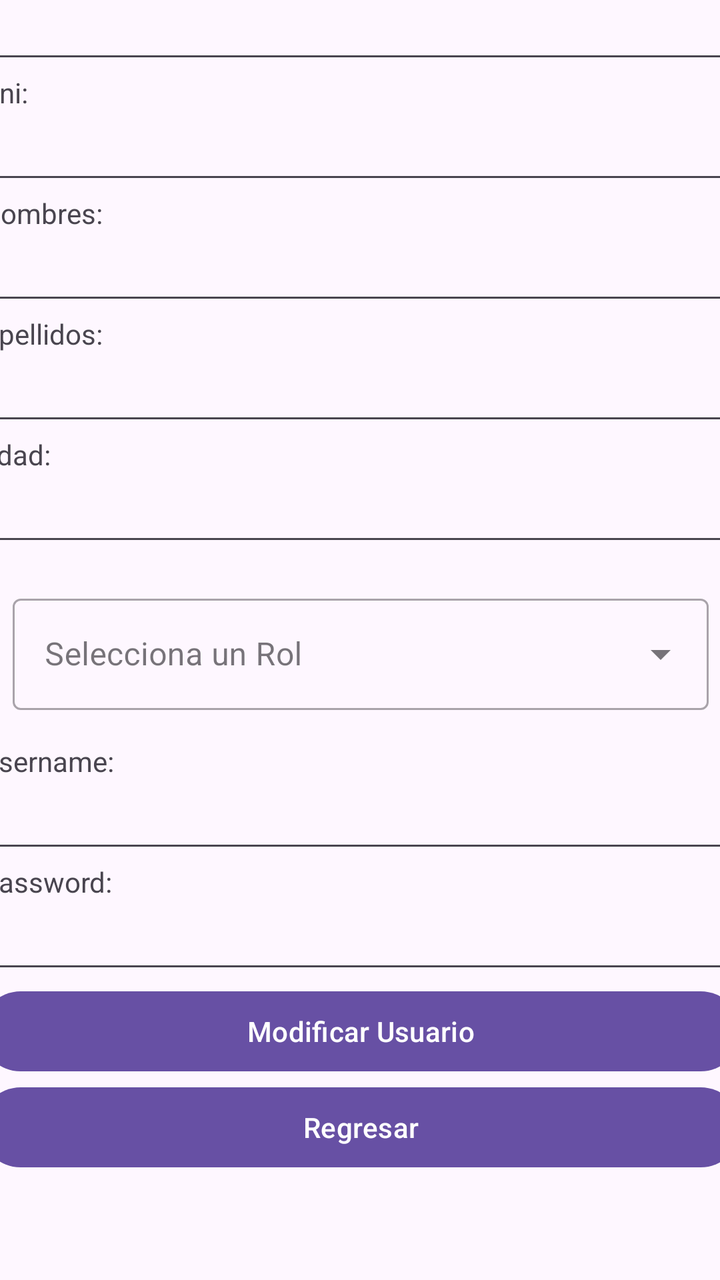
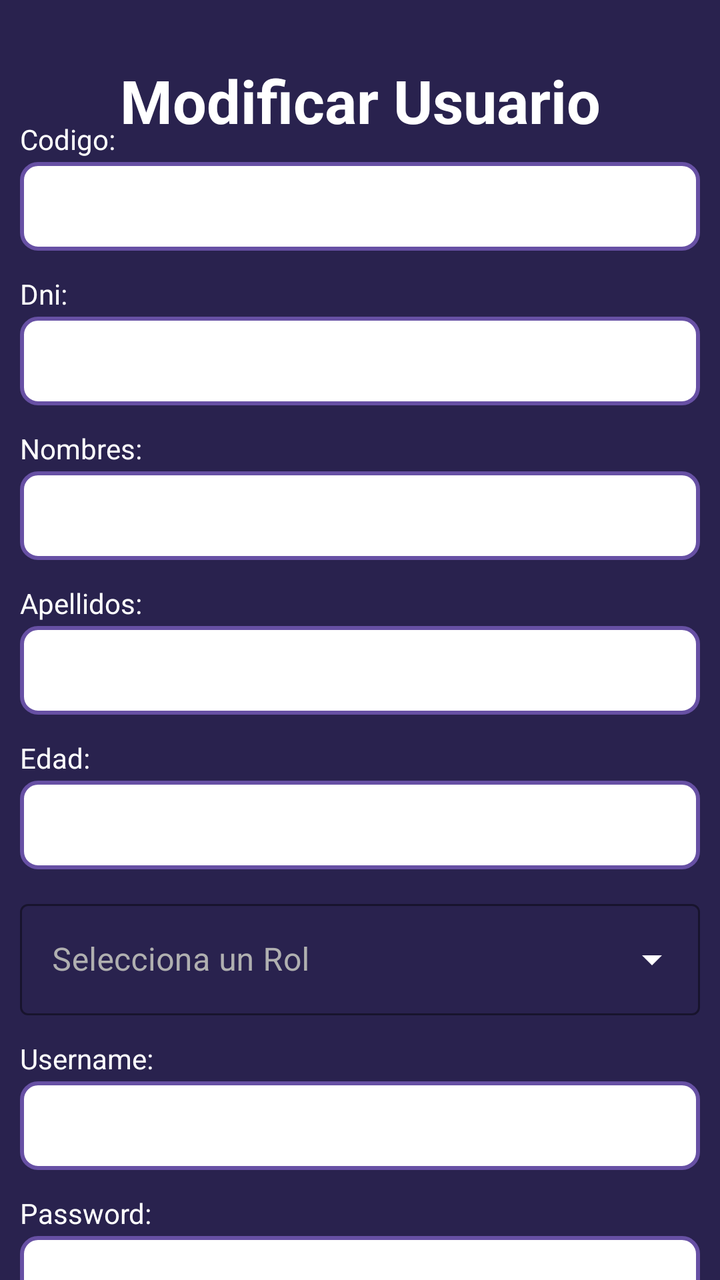

The first picture is an Android layout as it rendered before a commit; the second is the same layout after the commit. The layout source and the unified diff follow.
<!-- AndroidManifest.xml: application theme Theme.AlcamenProyectoFinal -->
<!-- res/layout/activity_frm_modificar_usuarios.xml -->
<?xml version="1.0" encoding="utf-8"?>
<androidx.constraintlayout.widget.ConstraintLayout xmlns:android="http://schemas.android.com/apk/res/android"
    xmlns:app="http://schemas.android.com/apk/res-auto"
    xmlns:tools="http://schemas.android.com/tools"
    android:id="@+id/main"
    android:layout_width="match_parent"
    android:layout_height="match_parent"
    tools:context=".Vista.frmModificarUsuarios">

    <LinearLayout
        android:layout_width="380dp"
        android:layout_height="688dp"
        android:orientation="vertical"
        app:layout_constraintBottom_toBottomOf="parent"
        app:layout_constraintEnd_toEndOf="parent"
        app:layout_constraintStart_toStartOf="parent"
        app:layout_constraintTop_toTopOf="parent">

        <TextView
            android:id="@+id/textView14"
            android:layout_width="match_parent"
            android:layout_height="wrap_content"
            android:text="Codigo:" />

        <EditText
            android:id="@+id/txtCodigoUsuario"
            android:layout_width="match_parent"
            android:layout_height="wrap_content"
            android:ems="10"
            android:inputType="text" />

        <TextView
            android:id="@+id/textView15"
            android:layout_width="match_parent"
            android:layout_height="wrap_content"
            android:text="Dni:" />

        <EditText
            android:id="@+id/txtDni"
            android:layout_width="match_parent"
            android:layout_height="wrap_content"
            android:ems="10"
            android:inputType="number" />

        <TextView
            android:id="@+id/textView16"
            android:layout_width="match_parent"
            android:layout_height="wrap_content"
            android:text="Nombres:" />

        <EditText
            android:id="@+id/txtNombres"
            android:layout_width="match_parent"
            android:layout_height="wrap_content"
            android:ems="10"
            android:inputType="text" />

        <TextView
            android:id="@+id/textView42"
            android:layout_width="match_parent"
            android:layout_height="wrap_content"
            android:text="Apellidos:" />

        <EditText
            android:id="@+id/txtApellidosMod"
            android:layout_width="match_parent"
            android:layout_height="wrap_content"
            android:ems="10"
            android:inputType="text" />

        <TextView
            android:id="@+id/textView43"
            android:layout_width="match_parent"
            android:layout_height="wrap_content"
            android:text="Edad:" />

        <EditText
            android:id="@+id/txtEdadMod"
            android:layout_width="match_parent"
            android:layout_height="wrap_content"
            android:ems="10"
            android:inputType="number" />

        <com.google.android.material.textfield.TextInputLayout
            android:id="@+id/txtRolMod"
            style="@style/Widget.MaterialComponents.TextInputLayout.OutlinedBox.ExposedDropdownMenu"
            android:layout_width="match_parent"
            android:layout_height="wrap_content"
            android:layout_margin="16dp"
            android:hint="Selecciona un Rol">

            <AutoCompleteTextView
                android:id="@+id/txtrolMod"
                android:layout_width="match_parent"
                android:layout_height="wrap_content"
                android:inputType="none"
                android:editable="false" />

        </com.google.android.material.textfield.TextInputLayout>

        <TextView
            android:id="@+id/textView46"
            android:layout_width="match_parent"
            android:layout_height="wrap_content"
            android:text="Username:" />

        <EditText
            android:id="@+id/txtUsernameMod"
            android:layout_width="match_parent"
            android:layout_height="wrap_content"
            android:ems="10"
            android:inputType="text" />

        <TextView
            android:id="@+id/textView47"
            android:layout_width="match_parent"
            android:layout_height="wrap_content"
            android:text="Password:" />

        <EditText
            android:id="@+id/txtPasswordMod"
            android:layout_width="match_parent"
            android:layout_height="wrap_content"
            android:ems="10"
            android:inputType="text" />

        <Button
            android:id="@+id/button29"
            android:layout_width="match_parent"
            android:layout_height="wrap_content"
            android:onClick="btnModificarUsuario"
            android:text="Modificar Usuario" />

        <Button
            android:id="@+id/button30"
            android:layout_width="match_parent"
            android:layout_height="wrap_content"
            android:onClick="btnRegresar"
            android:text="Regresar" />

    </LinearLayout>
</androidx.constraintlayout.widget.ConstraintLayout>
<!-- resources referenced by this layout -->
<resources>
  <style name="Theme.AlcamenProyectoFinal" parent="Base.Theme.AlcamenProyectoFinal" />
  <style name="Base.Theme.AlcamenProyectoFinal" parent="Theme.Material3.DayNight.NoActionBar">
          
          
      </style>
</resources>

<!-- the commit's change to res/layout/activity_frm_modificar_usuarios.xml (unified diff, before → after) -->
@@ -5,131 +5,200 @@
     android:id="@+id/main"
     android:layout_width="match_parent"
     android:layout_height="match_parent"
+    android:background="#29224E"
     tools:context=".Vista.frmModificarUsuarios">
 
+    <TextView
+        android:id="@+id/tvTituloModificarUsuarios"
+        android:layout_width="wrap_content"
+        android:layout_height="wrap_content"
+        android:layout_marginTop="30dp"
+        android:text="Modificar Usuario"
+        android:textColor="#FFFFFF"
+        android:textSize="30sp"
+        android:textStyle="bold"
+        app:layout_constraintEnd_toEndOf="parent"
+        app:layout_constraintStart_toStartOf="parent"
+        app:layout_constraintTop_toTopOf="parent" />
+
     <LinearLayout
-        android:layout_width="380dp"
-        android:layout_height="688dp"
+        android:layout_width="340dp"
+        android:layout_height="wrap_content"
         android:orientation="vertical"
         app:layout_constraintBottom_toBottomOf="parent"
         app:layout_constraintEnd_toEndOf="parent"
         app:layout_constraintStart_toStartOf="parent"
-        app:layout_constraintTop_toTopOf="parent">
+        app:layout_constraintTop_toBottomOf="@+id/tvTituloModificarUsuarios"
+        app:layout_constraintVertical_bias="0.15">
 
         <TextView
             android:id="@+id/textView14"
             android:layout_width="match_parent"
             android:layout_height="wrap_content"
-            android:text="Codigo:" />
+            android:text="Codigo:"
+            android:textColor="#FFFFFF"
+            android:textSize="14sp"
+            android:layout_marginBottom="2dp" />
 
         <EditText
             android:id="@+id/txtCodigoUsuario"
             android:layout_width="match_parent"
             android:layout_height="wrap_content"
             android:ems="10"
-            android:inputType="text" />
+            android:inputType="text"
+            android:background="@drawable/input_border"
+            android:padding="10dp"
+            android:textColor="#FFFFFF"
+            android:layout_marginBottom="12dp" />
 
         <TextView
             android:id="@+id/textView15"
             android:layout_width="match_parent"
             android:layout_height="wrap_content"
-            android:text="Dni:" />
+            android:text="Dni:"
+            android:textColor="#FFFFFF"
+            android:textSize="14sp"
+            android:layout_marginBottom="2dp" />
 
         <EditText
             android:id="@+id/txtDni"
             android:layout_width="match_parent"
             android:layout_height="wrap_content"
             android:ems="10"
-            android:inputType="number" />
+            android:inputType="number"
+            android:background="@drawable/input_border"
+            android:padding="10dp"
+            android:textColor="#FFFFFF"
+            android:layout_marginBottom="12dp" />
 
         <TextView
             android:id="@+id/textView16"
             android:layout_width="match_parent"
             android:layout_height="wrap_content"
-            android:text="Nombres:" />
+            android:text="Nombres:"
+            android:textColor="#FFFFFF"
+            android:textSize="14sp"
+            android:layout_marginBottom="2dp" />
 
         <EditText
             android:id="@+id/txtNombres"
             android:layout_width="match_parent"
             android:layout_height="wrap_content"
             android:ems="10"
-            android:inputType="text" />
+            android:inputType="text"
+            android:background="@drawable/input_border"
+            android:padding="10dp"
+            android:textColor="#FFFFFF"
+            android:layout_marginBottom="12dp" />
 
         <TextView
             android:id="@+id/textView42"
             android:layout_width="match_parent"
             android:layout_height="wrap_content"
-            android:text="Apellidos:" />
+            android:text="Apellidos:"
+            android:textColor="#FFFFFF"
+            android:textSize="14sp"
+            android:layout_marginBottom="2dp" />
 
         <EditText
             android:id="@+id/txtApellidosMod"
             android:layout_width="match_parent"
             android:layout_height="wrap_content"
             android:ems="10"
-            android:inputType="text" />
+            android:inputType="text"
+            android:background="@drawable/input_border"
+            android:padding="10dp"
+            android:textColor="#FFFFFF"
+            android:layout_marginBottom="12dp" />
 
         <TextView
             android:id="@+id/textView43"
             android:layout_width="match_parent"
             android:layout_height="wrap_content"
-            android:text="Edad:" />
+            android:text="Edad:"
+            android:textColor="#FFFFFF"
+            android:textSize="14sp"
+            android:layout_marginBottom="2dp" />
 
         <EditText
             android:id="@+id/txtEdadMod"
             android:layout_width="match_parent"
             android:layout_height="wrap_content"
             android:ems="10"
-            android:inputType="number" />
+            android:inputType="number"
+            android:background="@drawable/input_border"
+            android:padding="10dp"
+            android:textColor="#FFFFFF"
+            android:layout_marginBottom="12dp" />
 
         <com.google.android.material.textfield.TextInputLayout
-            android:id="@+id/txtRolMod"
+            android:id="@+id/layoutRolMod"
             style="@style/Widget.MaterialComponents.TextInputLayout.OutlinedBox.ExposedDropdownMenu"
             android:layout_width="match_parent"
             android:layout_height="wrap_content"
-            android:layout_margin="16dp"
-            android:hint="Selecciona un Rol">
+            android:layout_marginBottom="12dp"
+            android:hint="Selecciona un Rol"
+            app:hintTextColor="#FFFFFF"
+            android:textColorHint="#B0B0B0"
+            app:boxStrokeColor="#FFFFFF"
+            app:endIconTint="#FFFFFF">
 
             <AutoCompleteTextView
                 android:id="@+id/txtrolMod"
                 android:layout_width="match_parent"
                 android:layout_height="wrap_content"
                 android:inputType="none"
-                android:editable="false" />
-
+                android:editable="false"
+                android:textColor="#FFFFFF" />
         </com.google.android.material.textfield.TextInputLayout>
 
         <TextView
             android:id="@+id/textView46"
             android:layout_width="match_parent"
             android:layout_height="wrap_content"
-            android:text="Username:" />
+            android:text="Username:"
+            android:textColor="#FFFFFF"
+            android:textSize="14sp"
+            android:layout_marginBottom="2dp" />
 
         <EditText
             android:id="@+id/txtUsernameMod"
             android:layout_width="match_parent"
             android:layout_height="wrap_content"
             android:ems="10"
-            android:inputType="text" />
+            android:inputType="text"
+            android:background="@drawable/input_border"
+            android:padding="10dp"
+            android:textColor="#FFFFFF"
+            android:layout_marginBottom="12dp" />
 
         <TextView
             android:id="@+id/textView47"
             android:layout_width="match_parent"
             android:layout_height="wrap_content"
-            android:text="Password:" />
+            android:text="Password:"
+            android:textColor="#FFFFFF"
+            android:textSize="14sp"
+            android:layout_marginBottom="2dp" />
 
         <EditText
             android:id="@+id/txtPasswordMod"
             android:layout_width="match_parent"
             android:layout_height="wrap_content"
             android:ems="10"
-            android:inputType="text" />
+            android:inputType="text"
+            android:background="@drawable/input_border"
+            android:padding="10dp"
+            android:textColor="#FFFFFF"
+            android:layout_marginBottom="20dp" />
 
         <Button
             android:id="@+id/button29"
             android:layout_width="match_parent"
             android:layout_height="wrap_content"
             android:onClick="btnModificarUsuario"
-            android:text="Modificar Usuario" />
+            android:text="Modificar Usuario"
+            android:layout_marginBottom="8dp" />
 
         <Button
             android:id="@+id/button30"
<!-- resource entries referenced after the edit -->
@@ -1,5 +1,19 @@
 <!-- resources referenced by this layout -->
 <resources>
+  <!-- drawable input_border (drawable) -->
+  <?xml version="1.0" encoding="utf-8"?>
+  <shape xmlns:android="http://schemas.android.com/apk/res/android"
+      android:shape="rectangle">
+  
+      <solid android:color="#FFFFFF" />
+  
+      <stroke
+          android:width="2dp"
+          android:color="#6750A4" />
+  
+      <corners android:radius="8dp" />
+  
+  </shape>
   <style name="Theme.AlcamenProyectoFinal" parent="Base.Theme.AlcamenProyectoFinal" />
   <style name="Base.Theme.AlcamenProyectoFinal" parent="Theme.Material3.DayNight.NoActionBar">
           
